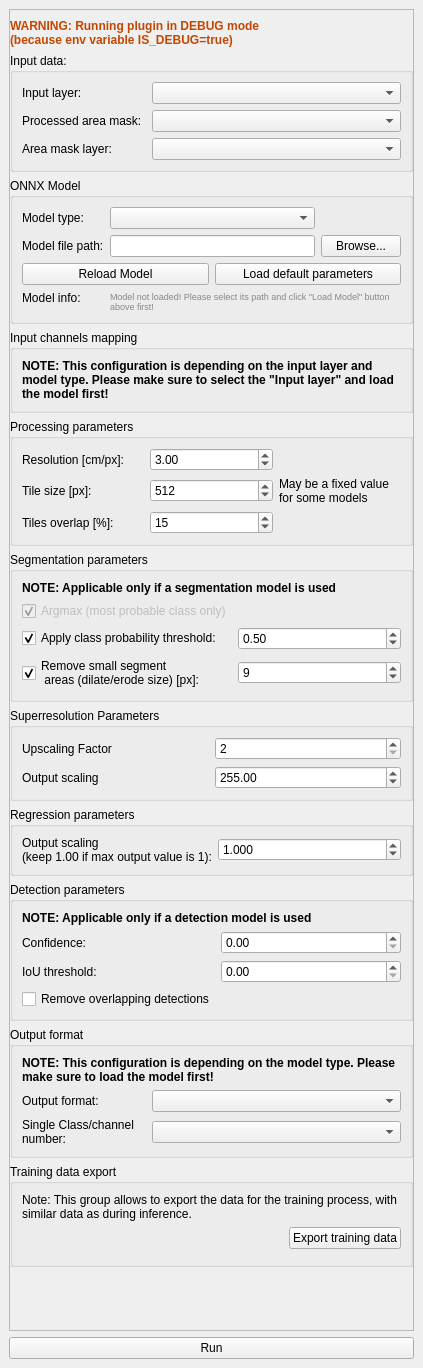
Qt form src/deepness/deepness_dockwidget.ui (PUTvision/qgis-plugin-deepness) before a commit.
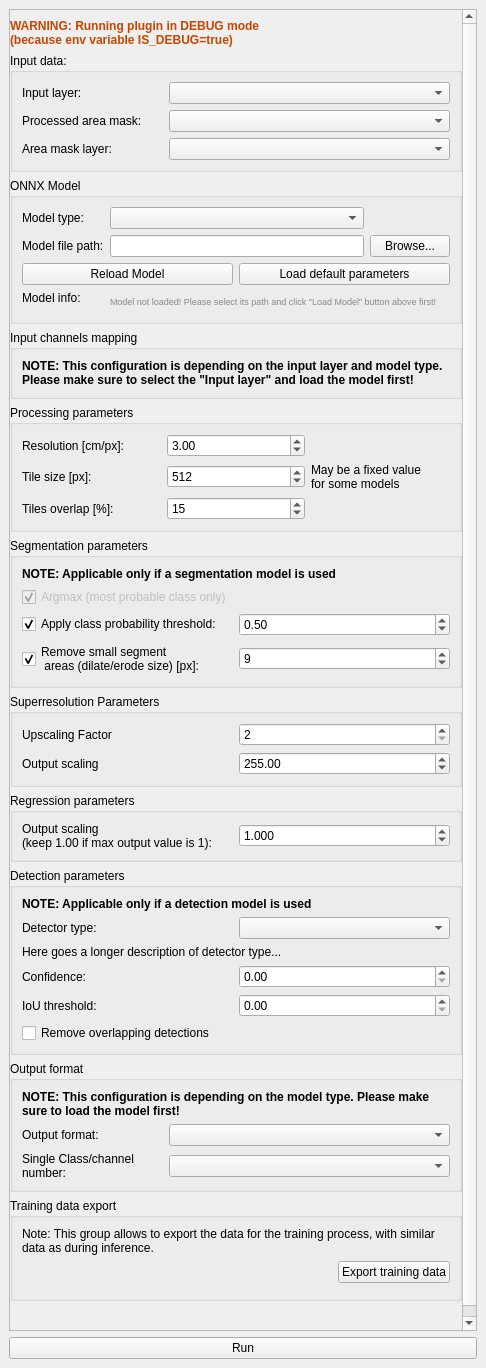
The same form after that commit. Custom widgets are drawn as their Qt base class.

Commit message: Detector model praemters added + UI

```diff
--- a/src/deepness/deepness_dockwidget.ui
+++ b/src/deepness/deepness_dockwidget.ui
@@ -6,7 +6,7 @@
    <rect>
     <x>0</x>
     <y>0</y>
-    <width>423</width>
+    <width>486</width>
     <height>1368</height>
    </rect>
   </property>
@@ -24,9 +24,9 @@
        <property name="geometry">
         <rect>
          <x>0</x>
-         <y>-80</y>
-         <width>389</width>
-         <height>1483</height>
+         <y>0</y>
+         <width>452</width>
+         <height>1503</height>
         </rect>
        </property>
        <layout class="QVBoxLayout" name="verticalLayout_3">
@@ -530,37 +530,24 @@
            <string>Detection parameters</string>
           </property>
           <layout class="QGridLayout" name="gridLayout_9">
-           <item row="3" column="0">
+           <item row="5" column="0">
             <widget class="QLabel" name="label_22">
              <property name="text">
               <string>IoU threshold:</string>
              </property>
             </widget>
            </item>
-           <item row="1" column="1">
-            <widget class="QDoubleSpinBox" name="doubleSpinBox_confidence">
-             <property name="toolTip">
-              <string>&lt;html&gt;&lt;head/&gt;&lt;body&gt;&lt;p&gt;Minimal confidence of the potential detection, to consider it as a detection.&lt;/p&gt;&lt;/body&gt;&lt;/html&gt;</string>
-             </property>
-             <property name="decimals">
-              <number>2</number>
-             </property>
-             <property name="maximum">
-              <double>1.000000000000000</double>
-             </property>
-             <property name="singleStep">
-              <double>0.050000000000000</double>
-             </property>
-            </widget>
-           </item>
            <item row="1" column="0">
-            <widget class="QLabel" name="label_21">
+            <widget class="QLabel" name="label_16">
              <property name="text">
-              <string>Confidence:</string>
+              <string>Detector type:</string>
              </property>
             </widget>
            </item>
-           <item row="3" column="1">
+           <item row="1" column="1">
+            <widget class="QComboBox" name="comboBox_detectorType"/>
+           </item>
+           <item row="5" column="1">
             <widget class="QDoubleSpinBox" name="doubleSpinBox_iouScore">
              <property name="toolTip">
               <string>&lt;html&gt;&lt;head/&gt;&lt;body&gt;&lt;p&gt;Parameter used in Non Maximum Suppression in post processing.&lt;/p&gt;&lt;p&gt;Defines the threshold of overlap between to neighbouring detections, to consider them as the same object.&lt;/p&gt;&lt;/body&gt;&lt;/html&gt;</string>
@@ -589,7 +576,42 @@
              </property>
             </widget>
            </item>
-           <item row="4" column="0">
+           <item row="3" column="0">
+            <widget class="QLabel" name="label_21">
+             <property name="text">
+              <string>Confidence:</string>
+             </property>
+            </widget>
+           </item>
+           <item row="3" column="1">
+            <widget class="QDoubleSpinBox" name="doubleSpinBox_confidence">
+             <property name="toolTip">
+              <string>&lt;html&gt;&lt;head/&gt;&lt;body&gt;&lt;p&gt;Minimal confidence of the potential detection, to consider it as a detection.&lt;/p&gt;&lt;/body&gt;&lt;/html&gt;</string>
+             </property>
+             <property name="decimals">
+              <number>2</number>
+             </property>
+             <property name="maximum">
+              <double>1.000000000000000</double>
+             </property>
+             <property name="singleStep">
+              <double>0.050000000000000</double>
+             </property>
+            </widget>
+           </item>
+           <item row="2" column="0" colspan="2">
+            <widget class="QLabel" name="label_detectorTypeDescription">
+             <property name="font">
+              <font>
+               <pointsize>9</pointsize>
+              </font>
+             </property>
+             <property name="text">
+              <string>Here goes a longer description of detector type...</string>
+             </property>
+            </widget>
+           </item>
+           <item row="6" column="0" colspan="2">
             <widget class="QCheckBox" name="checkBox_removeOverlappingDetections">
              <property name="toolTip">
               <string>&lt;html&gt;&lt;head/&gt;&lt;body&gt;&lt;p&gt;If checked then the overlapping detections (which may be a artifact of overlapped processing) will be removed&lt;/p&gt;&lt;/body&gt;&lt;/html&gt;</string>
```
The commit also changes 6 other files.
